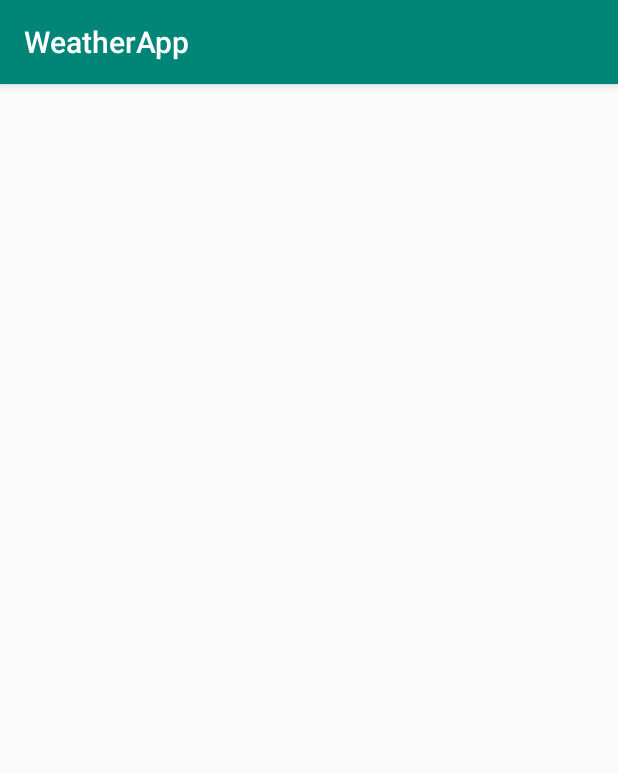
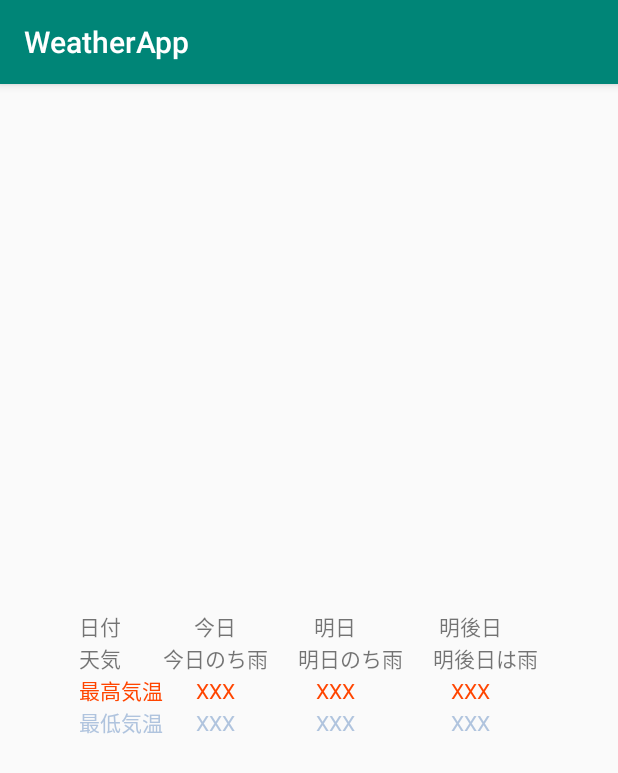
Before and after one commit to fumito-ikemoto/WeatherAPP, an Android app: the WeatherDetailActivity screen opened directly, with no data from a screen before it, on a phone screen of 412 x 824 dp. Shown: the top 773 px of the screen. Run offline under Robolectric (Android 15) with nearby library versions, the phone set to English and light mode, and no system bars.

Commit message:
気温の表示と都市の追加

```diff
--- a/app/src/main/res/layout/activity_weather_detail.xml
+++ b/app/src/main/res/layout/activity_weather_detail.xml
@@ -12,16 +12,6 @@
         android:id="@+id/titleTextView"
         ></TextView>
 
-    <TextView
-        android:layout_width="wrap_content"
-        android:layout_height="wrap_content"
-        android:id="@+id/dateTextView"
-        ></TextView>
-
-    <TextView
-        android:layout_width="wrap_content"
-        android:layout_height="wrap_content"
-        android:id="@+id/weatherTextView"
-        ></TextView>
+    <include layout="@layout/weather_list"></include>
 
 </LinearLayout>
--- /dev/null
+++ b/app/src/main/res/layout/weather_list.xml
@@ -0,0 +1,156 @@
+<?xml version="1.0" encoding="utf-8"?>
+<TableLayout
+    xmlns:android="http://schemas.android.com/apk/res/android"
+    android:layout_width="wrap_content"
+    android:layout_height="wrap_content">
+
+    <TableRow>
+        <TextView
+            android:layout_width="wrap_content"
+            android:layout_height="wrap_content"
+            android:text = "日付"
+            >
+        </TextView>
+        <TextView
+            android:layout_width="wrap_content"
+            android:layout_height="wrap_content"
+            android:text = "今日"
+            android:layout_gravity="center"
+            >
+        </TextView>
+        <TextView
+            android:layout_width="wrap_content"
+            android:layout_height="wrap_content"
+            android:text = "明日"
+            android:layout_gravity="center"
+            >
+        </TextView>
+
+        <TextView
+            android:layout_width="wrap_content"
+            android:layout_height="match_parent"
+            android:text="明後日"
+            android:layout_gravity="center"
+            ></TextView>
+
+
+    </TableRow>
+
+    <TableRow>
+
+        <TextView
+            android:layout_width="wrap_content"
+            android:layout_height="wrap_content"
+            android:text = "天気"
+            >
+        </TextView>
+
+        <TextView
+            android:layout_width="wrap_content"
+            android:layout_height="wrap_content"
+            android:text = "今日のち雨"
+            android:id="@+id/todayWeatherText"
+            >
+        </TextView>
+
+        <TextView
+            android:layout_width="wrap_content"
+            android:layout_height="wrap_content"
+            android:text = "明日のち雨"
+            android:id="@+id/tomorrowWeatherText"
+            android:layout_marginLeft="20dp"
+            >
+        </TextView>
+
+        <TextView
+            android:layout_width="wrap_content"
+            android:layout_height="wrap_content"
+            android:text = "明後日は雨"
+            android:id="@+id/dayAfterTommorowWeatherText"
+            android:layout_marginLeft="20dp"
+            >
+        </TextView>
+
+    </TableRow>
+
+    <TableRow>
+        <TextView
+            android:layout_width="wrap_content"
+            android:layout_height="wrap_content"
+            android:text = "最高気温"
+            android:textColor="#ff4500"
+            >
+        </TextView>
+
+        <TextView
+            android:layout_width="wrap_content"
+            android:layout_height="wrap_content"
+            android:text = "XXX"
+            android:textColor="#ff4500"
+            android:id="@+id/todayMaxCelsius"
+            android:gravity="center_horizontal"
+            >
+        </TextView>
+
+        <TextView
+            android:layout_width="wrap_content"
+            android:layout_height="wrap_content"
+            android:text = "XXX"
+            android:textColor="#ff4500"
+            android:id="@+id/tomorrowMaxCelsius"
+            android:gravity="center_horizontal"
+            >
+        </TextView>
+
+        <TextView
+            android:layout_width="wrap_content"
+            android:layout_height="wrap_content"
+            android:text = "XXX"
+            android:textColor="#ff4500"
+            android:id="@+id/dayAfterTomorrowMaxCelsius"
+            android:gravity="center_horizontal"
+            >
+        </TextView>
+
+    </TableRow>
+
+    <TableRow>
+
+        <TextView
+        android:layout_width="wrap_content"
+        android:layout_height="wrap_content"
+        android:text = "最低気温"
+        android:textColor="#b0c4de"
+            ></TextView>
+
+        <TextView
+            android:layout_width="wrap_content"
+            android:layout_height="wrap_content"
+            android:text = "XXX"
+            android:textColor="#b0c4de"
+            android:gravity="center_horizontal"
+            android:id="@+id/todayMinCelsius"
+            ></TextView>
+
+        <TextView
+            android:layout_width="wrap_content"
+            android:layout_height="wrap_content"
+            android:text = "XXX"
+            android:textColor="#b0c4de"
+            android:gravity="center_horizontal"
+            android:id="@+id/tomorrowMinCelsius"
+            ></TextView>
+
+        <TextView
+            android:layout_width="wrap_content"
+            android:layout_height="wrap_content"
+            android:text = "XXX"
+            android:textColor="#b0c4de"
+            android:gravity="center_horizontal"
+            android:id="@+id/dayAfterMinCelsius"
+            ></TextView>
+
+    </TableRow>
+
+
+</TableLayout>
```
Also changed, not shown: app/src/main/java/jp/honorable/mention/weatherapp/MainActivity.kt (+27 -33 lines), app/src/main/java/jp/honorable/mention/weatherapp/WeatherDetailActivity.kt (+57 -5 lines).
